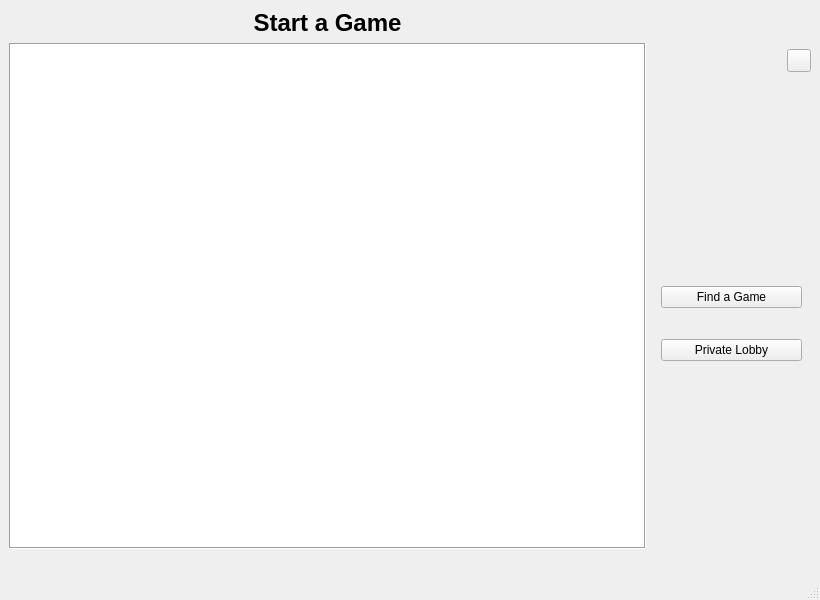
This is src/gui/mainwindow.ui in SuheybAden/Shax-Desktop-Client as Qt 5 draws it before an edit. The edited form follows.
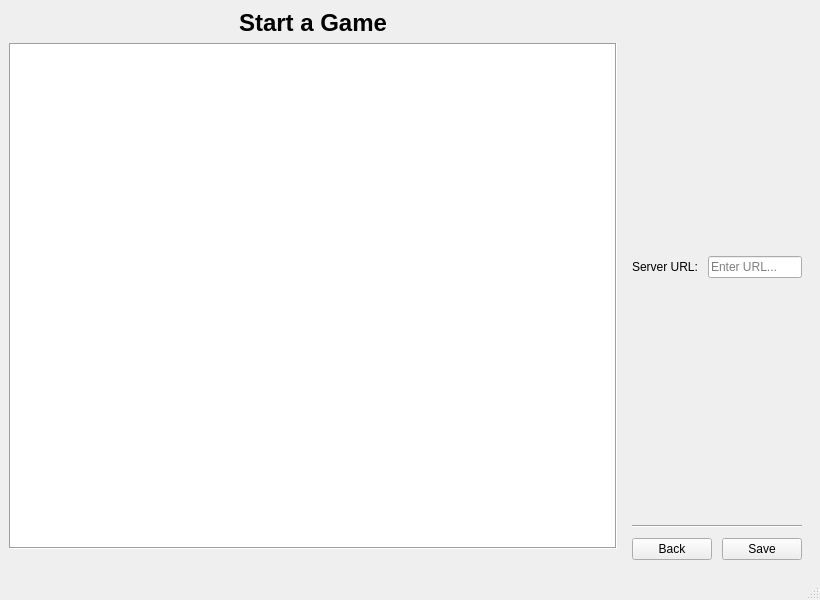
This is the edited form. The open tabs and pages were chosen to show the change. Icons and pictures are not drawn.

Commit message: Moved settings into the stacked widget

The edit to the form file:
```diff
--- a/src/gui/mainwindow.ui
+++ b/src/gui/mainwindow.ui
@@ -84,37 +84,7 @@
      </layout>
     </item>
     <item>
-     <layout class="QVBoxLayout" name="verticalLayout_2" stretch="0,0,0">
-      <item>
-       <spacer name="verticalSpacer_2">
-        <property name="orientation">
-         <enum>Qt::Orientation::Vertical</enum>
-        </property>
-        <property name="sizeType">
-         <enum>QSizePolicy::Policy::Minimum</enum>
-        </property>
-        <property name="sizeHint" stdset="0">
-         <size>
-          <width>20</width>
-          <height>40</height>
-         </size>
-        </property>
-       </spacer>
-      </item>
-      <item alignment="Qt::AlignmentFlag::AlignLeft|Qt::AlignmentFlag::AlignVCenter">
-       <widget class="QToolButton" name="settingsButton">
-        <property name="layoutDirection">
-         <enum>Qt::LayoutDirection::RightToLeft</enum>
-        </property>
-        <property name="text">
-         <string/>
-        </property>
-        <property name="icon">
-         <iconset resource="../../images.qrc">
-          <normaloff>:/images/settings-icon.png</normaloff>:/images/settings-icon.png</iconset>
-        </property>
-       </widget>
-      </item>
+     <layout class="QVBoxLayout" name="verticalLayout_2" stretch="0">
       <item>
        <widget class="QStackedWidget" name="stackedWidget">
         <property name="layoutDirection">
@@ -133,7 +103,10 @@
          <property name="layoutDirection">
           <enum>Qt::LayoutDirection::LeftToRight</enum>
          </property>
-         <layout class="QVBoxLayout" name="verticalLayout" stretch="8,0,1,0,8">
+         <layout class="QVBoxLayout" name="verticalLayout" stretch="8,0,0,0,8">
+          <property name="spacing">
+           <number>10</number>
+          </property>
           <item>
            <spacer name="verticalSpacer">
             <property name="orientation">
@@ -163,19 +136,6 @@
             </property>
            </widget>
           </item>
-          <item>
-           <spacer name="verticalSpacer_5">
-            <property name="orientation">
-             <enum>Qt::Orientation::Vertical</enum>
-            </property>
-            <property name="sizeHint" stdset="0">
-             <size>
-              <width>20</width>
-              <height>20</height>
-             </size>
-            </property>
-           </spacer>
-          </item>
           <item>
            <widget class="QPushButton" name="lobbyBtn">
             <property name="text">
@@ -525,6 +485,88 @@
           </item>
          </layout>
         </widget>
+        <widget class="QWidget" name="settings_page">
+         <layout class="QVBoxLayout" name="verticalLayout_4">
+          <property name="spacing">
+           <number>10</number>
+          </property>
+          <item>
+           <spacer name="verticalSpacer_5">
+            <property name="orientation">
+             <enum>Qt::Orientation::Vertical</enum>
+            </property>
+            <property name="sizeHint" stdset="0">
+             <size>
+              <width>20</width>
+              <height>216</height>
+             </size>
+            </property>
+           </spacer>
+          </item>
+          <item>
+           <layout class="QFormLayout" name="formLayout_3">
+            <item row="0" column="0">
+             <widget class="QLabel" name="label_3">
+              <property name="text">
+               <string>Server URL:</string>
+              </property>
+             </widget>
+            </item>
+            <item row="0" column="1">
+             <widget class="QLineEdit" name="urlLineEdit">
+              <property name="placeholderText">
+               <string notr="true">Enter URL...</string>
+              </property>
+             </widget>
+            </item>
+           </layout>
+          </item>
+          <item>
+           <spacer name="verticalSpacer_2">
+            <property name="orientation">
+             <enum>Qt::Orientation::Vertical</enum>
+            </property>
+            <property name="sizeHint" stdset="0">
+             <size>
+              <width>20</width>
+              <height>216</height>
+             </size>
+            </property>
+           </spacer>
+          </item>
+          <item>
+           <widget class="Line" name="line">
+            <property name="orientation">
+             <enum>Qt::Orientation::Horizontal</enum>
+            </property>
+           </widget>
+          </item>
+          <item>
+           <layout class="QHBoxLayout" name="horizontalLayout_2">
+            <item>
+             <widget class="QPushButton" name="backBtn3">
+              <property name="text">
+               <string>Back</string>
+              </property>
+              <property name="icon">
+               <iconset theme="QIcon::ThemeIcon::GoPrevious"/>
+              </property>
+             </widget>
+            </item>
+            <item>
+             <widget class="QPushButton" name="saveSettingsBtn">
+              <property name="text">
+               <string>Save</string>
+              </property>
+              <property name="icon">
+               <iconset theme="QIcon::ThemeIcon::DocumentSave"/>
+              </property>
+             </widget>
+            </item>
+           </layout>
+          </item>
+         </layout>
+        </widget>
        </widget>
       </item>
      </layout>
```
Left out of the diff: 38 changed lines with no effect on the pictures. The commit also changes 6 other files.
